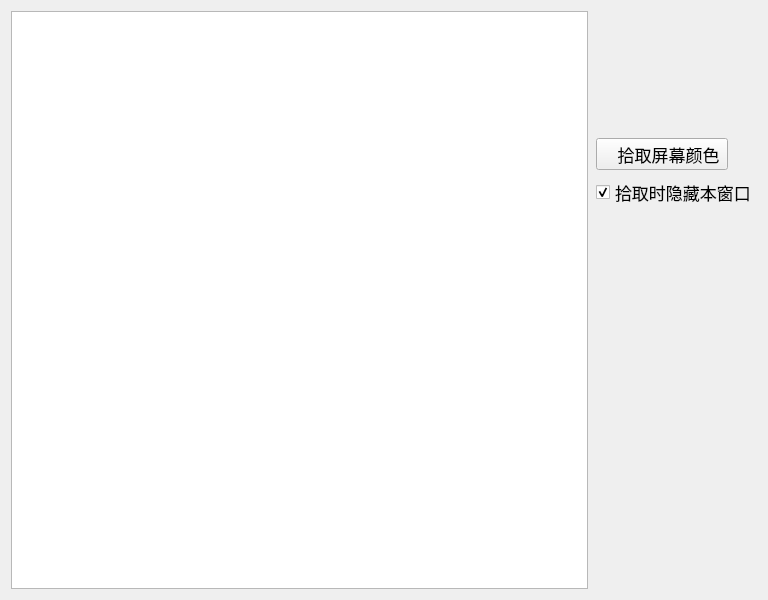
First picture: the form in src/color/colorconvert.ui, repository handy-sun/qitools, before the edit.
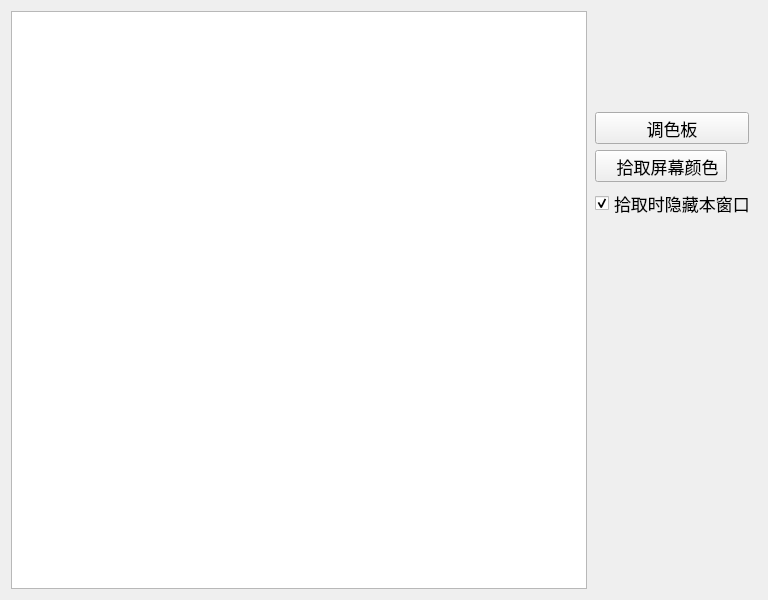
Second picture: the form after the edit. Icons and pictures are not drawn.

Commit message: QColorDialog::getColor() will show warning of QWindowsWindow::setGeometry(), so don't use this static function.

The edit to the form file:
```diff
--- a/src/color/colorconvert.ui
+++ b/src/color/colorconvert.ui
@@ -18,15 +18,21 @@
     <widget class="QTableWidget" name="tableWidgetColor"/>
    </item>
    <item row="0" column="1">
-    <layout class="QVBoxLayout" name="verticalLayout" stretch="3,1,1,9">
+    <layout class="QVBoxLayout" name="verticalLayout" stretch="3,1,1,1,11">
      <property name="spacing">
-      <number>7</number>
+      <number>6</number>
      </property>
      <property name="leftMargin">
       <number>2</number>
      </property>
+     <property name="topMargin">
+      <number>1</number>
+     </property>
      <property name="rightMargin">
-      <number>0</number>
+      <number>1</number>
+     </property>
+     <property name="bottomMargin">
+      <number>2</number>
      </property>
      <item>
       <spacer name="verticalSpacer_2">
@@ -41,6 +47,28 @@
        </property>
       </spacer>
      </item>
+     <item>
+      <widget class="QToolButton" name="toolButtonPal">
+       <property name="minimumSize">
+        <size>
+         <width>154</width>
+         <height>0</height>
+        </size>
+       </property>
+       <property name="font">
+        <font>
+         <family>Microsoft YaHei</family>
+         <pointsize>13</pointsize>
+        </font>
+       </property>
+       <property name="text">
+        <string>调色板</string>
+       </property>
+       <property name="toolButtonStyle">
+        <enum>Qt::ToolButtonTextOnly</enum>
+       </property>
+      </widget>
+     </item>
      <item>
       <widget class="QToolButton" name="toolButtonPick">
        <property name="font">
```
The commit also changes 2 other files.
